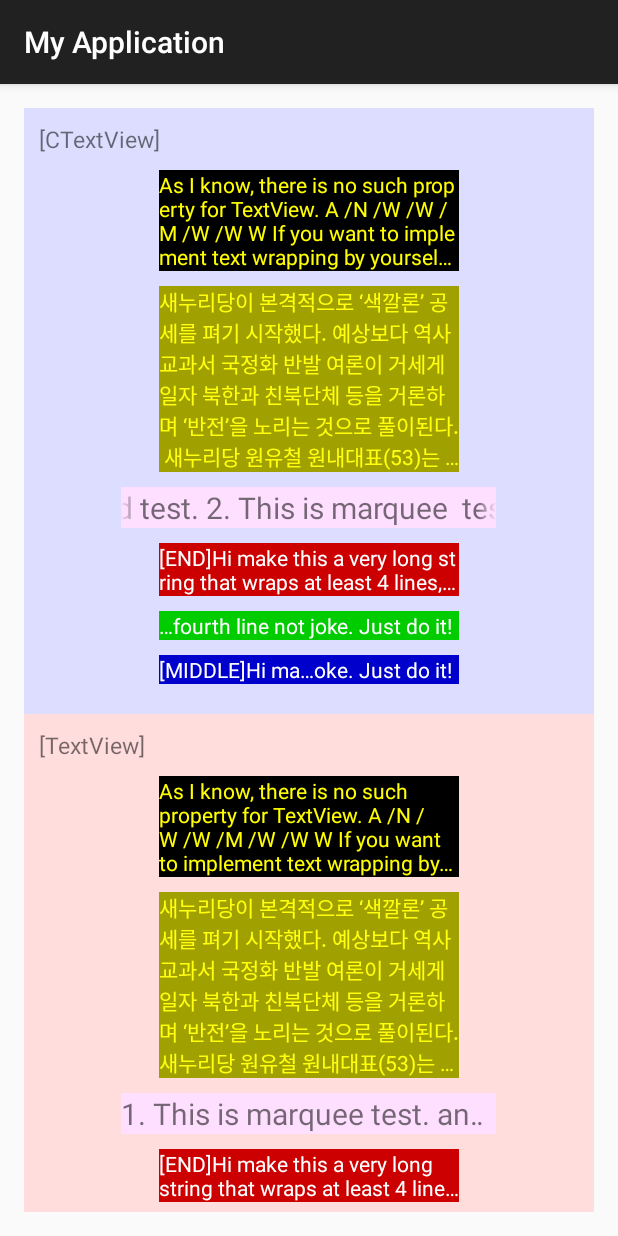
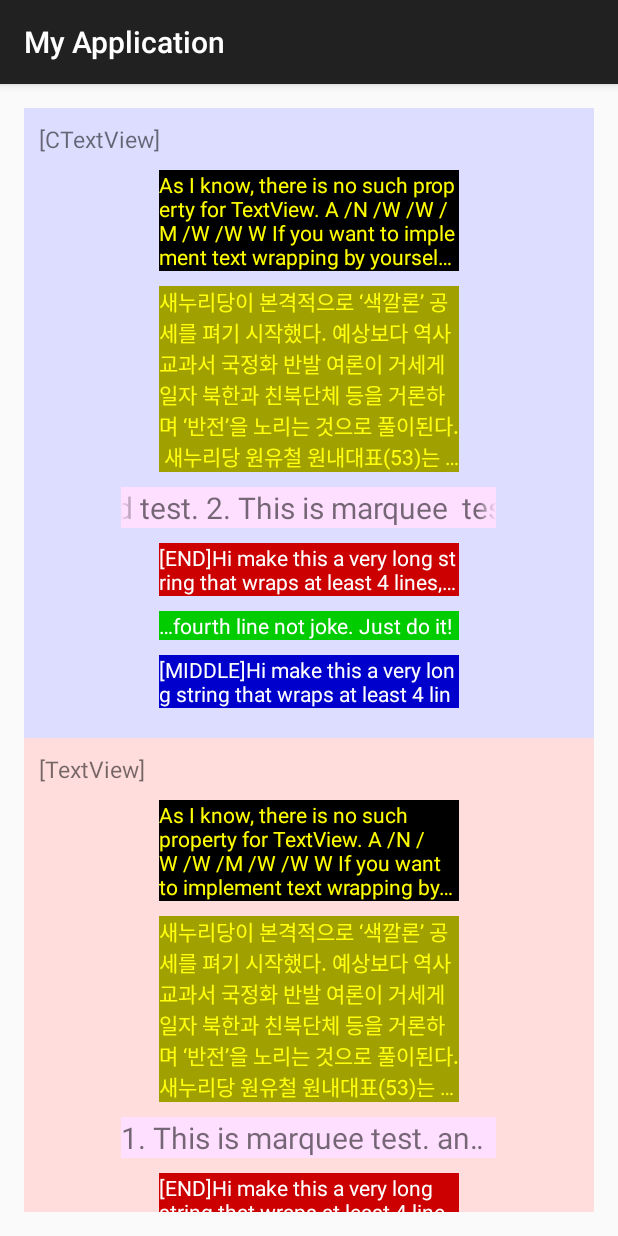
Before and after one commit to hyungsok/FillTextView, an Android app: the screen it shows after launch (MainActivity), on a phone screen of 412 x 824 dp. Run offline under Robolectric (Android 15) with nearby library versions, the phone set to English and light mode, and no system bars.

Commit message:
약간 middle관련 부분 수정

```diff
--- a/app/src/main/java/com/myapplication/CTextView.java
+++ b/app/src/main/java/com/myapplication/CTextView.java
@@ -69,6 +69,7 @@ public class CTextView extends TextView {
         Log.d(LOG_TAG, "\t-LineCount : " + getLineCount());
 
         if (getEllipsize() == TextUtils.TruncateAt.START) {
+            // 해당 속성은 지원 안함
             return strText;
         }
 
@@ -81,7 +82,8 @@ public class CTextView extends TextView {
             // 입력한 텍스트를 지정한 길이에 맞게 계산하여 길이를 리턴
             endValue = textPaint.breakText(tempStrText, true, breakWidth, null);
             if (endValue > 0) {
-                if (Build.VERSION.SDK_INT < Build.VERSION_CODES.HONEYCOMB && getEllipsize() == TextUtils.TruncateAt.END) {
+                if (getEllipsize() == TextUtils.TruncateAt.END &&
+                        Build.VERSION.SDK_INT < Build.VERSION_CODES.HONEYCOMB ) {
                     // 진져브래드 버전에서이고 TextUtils.TruncateAt.END 속성이면 뒤에 ... 붙여주기
                     if (line == getLineCount()) {
                         // 맨마지막 줄
@@ -91,7 +93,8 @@ public class CTextView extends TextView {
                         sb.append(tempStrText.substring(0, endValue)).append("\n");
                     }
                 } else {
-                    if (getEllipsize() == TextUtils.TruncateAt.MIDDLE && line == getLineCount()) {
+                    if (getEllipsize() == TextUtils.TruncateAt.MIDDLE &&
+                            line == getLineCount()) {
                         // MIDDLE이면 중간에 ...표시 해주고
                         int halfValue = endValue / 2;
                         sb.append(tempStrText.substring(0, halfValue - 1)).append("...");
--- a/app/src/main/res/layout/activity_main.xml
+++ b/app/src/main/res/layout/activity_main.xml
@@ -96,7 +96,8 @@
                 android:background="#0000cc"
                 android:ellipsize="middle"
                 android:focusableInTouchMode="true"
-                android:singleLine="true"
+                android:singleLine="false"
+                android:maxLines="2"
                 android:text="[MIDDLE]Hi make this a very long string that wraps at least 4 lines, seriously make it really really long so it gets cut off at the fourth line not joke. Just do it! "
                 android:textColor="#ffffff" />
 
@@ -186,8 +187,7 @@
                 android:background="#0000cc"
                 android:ellipsize="middle"
                 android:focusableInTouchMode="true"
-                android:singleLine="false"
-                android:maxLines="2"
+                android:singleLine="true"
                 android:text="[MIDDLE]Hi make this a very long string that wraps at least 4 lines, seriously make it really really long so it gets cut off at the fourth line not joke. Just do it! "
                 android:textColor="#ffffff" />
         </LinearLayout>
```
